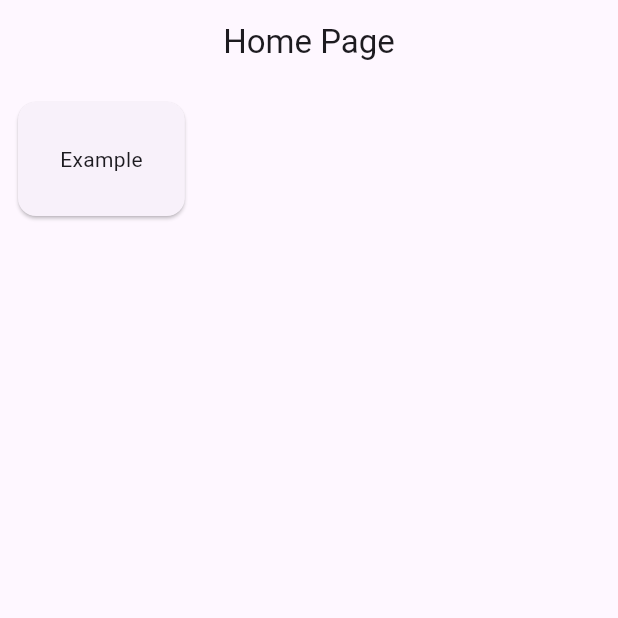
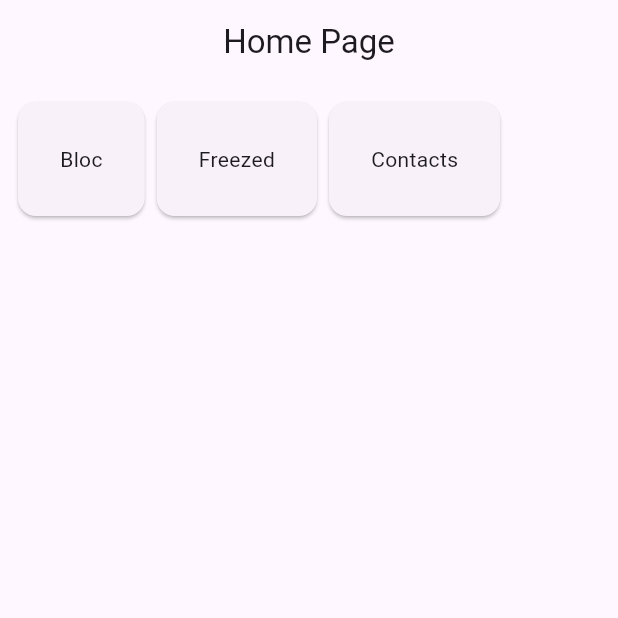
Before and after one commit to ricardoemerson/contacts_bloc, a Flutter app: the screen it shows after launch, on a phone screen of 412 x 824 dp, the top half of it. Run offline on Flutter 3.47's test engine with Material 2 defaults, Android fonts, the phone set to English and light mode, and no system bars; our stand-ins replace bloc, flutter_bloc, freezed_annotation.

Commit message:
feat: criar exemplo de lista de contatos usando bloc com freezed

```diff
--- a/lib/features/bloc_example/bloc/example_bloc.dart
+++ b/lib/features/bloc_example/bloc/example_bloc.dart
@@ -9,8 +9,8 @@ part 'example_state.dart';
 class ExampleBloc extends Bloc<ExampleEvent, ExampleState> {
   ExampleBloc() : super(ExampleInitial()) {
     on<ExampleFindNameEvent>(_findNames);
+    on<ExampleAddNameEvent>(_addName);
     on<ExampleRemoveNameEvent>(_removeName);
-    on<ExampleAddNameEvent>(_addName);
   }
 
   FutureOr<void> _findNames(ExampleFindNameEvent event, Emitter<ExampleState> emit) async {
--- /dev/null
+++ b/lib/features/freezed_example/bloc/freezed_bloc.dart
@@ -0,0 +1,58 @@
+import 'dart:async';
+
+import 'package:bloc/bloc.dart';
+import 'package:freezed_annotation/freezed_annotation.dart';
+
+part 'freezed_bloc.freezed.dart';
+part 'freezed_event.dart';
+part 'freezed_state.dart';
+
+class FreezedBloc extends Bloc<FreezedEvent, FreezedState> {
+  FreezedBloc() : super(const FreezedState.initial()) {
+    on<_FreezedFindNamesEvent>(_findNames);
+    on<_FreezedAddNameEvent>(_addName);
+    on<_FreezedRemoveNameEvent>(_removeName);
+  }
+
+  FutureOr<void> _findNames(
+    _FreezedFindNamesEvent event,
+    Emitter<FreezedState> emit,
+  ) async {
+    emit(const FreezedState.loading());
+
+    final names = ['Ricardo Emerson', 'Academia do Flutter', 'Dart', 'Flutter', 'Bloc'];
+
+    await Future.delayed(const Duration(seconds: 2));
+
+    emit(FreezedState.data(names: names));
+  }
+
+  Future<FutureOr<void>> _addName(_FreezedAddNameEvent event, Emitter<FreezedState> emit) async {
+    // final names = state.maybeWhen(
+    //   data: (names) => [...names, event.name],
+    //   orElse: () => <String>[event.name],
+    // );
+
+    final names = state.maybeWhen(
+      data: (names) => names,
+      orElse: () => <String>[event.name],
+    );
+
+    emit(FreezedState.showBanner(names: names, message: 'Aguarde, nome sendo inserido!'));
+
+    await Future.delayed(const Duration(seconds: 2));
+
+    final newNames = [...names, event.name];
+
+    emit(FreezedState.data(names: newNames));
+  }
+
+  FutureOr<void> _removeName(_FreezedRemoveNameEvent event, Emitter<FreezedState> emit) {
+    final names = state.maybeWhen(
+      data: (names) => names.where((element) => element != event.name).toList(),
+      orElse: () => <String>[],
+    );
+
+    emit(FreezedState.data(names: names));
+  }
+}
--- /dev/null
+++ b/lib/features/freezed_example/bloc/freezed_event.dart
@@ -0,0 +1,8 @@
+part of 'freezed_bloc.dart';
+
+@freezed
+class FreezedEvent with _$FreezedEvent {
+  const factory FreezedEvent.findNames() = _FreezedFindNamesEvent;
+  const factory FreezedEvent.addName(String name) = _FreezedAddNameEvent;
+  const factory FreezedEvent.removeName(String name) = _FreezedRemoveNameEvent;
+}
--- /dev/null
+++ b/lib/features/freezed_example/bloc/freezed_state.dart
@@ -0,0 +1,12 @@
+part of 'freezed_bloc.dart';
+
+@freezed
+class FreezedState with _$FreezedState {
+  const factory FreezedState.initial() = _FreezedInitial;
+  const factory FreezedState.loading() = _FreezedLoading;
+  const factory FreezedState.showBanner({
+    required List<String> names,
+    required String message,
+  }) = _FreezedShowBanner;
+  const factory FreezedState.data({required List<String> names}) = _FreezedData;
+}
--- a/lib/home/home_page.dart
+++ b/lib/home/home_page.dart
@@ -17,11 +17,29 @@ class HomePage extends StatelessWidget {
           child: Wrap(
             children: [
               GestureDetector(
-                onTap: () => Navigator.pushNamed(context, '/bloc/example'),
+                onTap: () => Navigator.pushNamed(context, '/bloc'),
                 child: const Card(
                   child: Padding(
                     padding: EdgeInsets.all(28.0),
-                    child: Text('Example'),
+                    child: Text('Bloc'),
+                  ),
+                ),
+              ),
+              GestureDetector(
+                onTap: () => Navigator.pushNamed(context, '/freezed'),
+                child: const Card(
+                  child: Padding(
+                    padding: EdgeInsets.all(28.0),
+                    child: Text('Freezed'),
+                  ),
+                ),
+              ),
+              GestureDetector(
+                onTap: () => Navigator.pushNamed(context, '/contacts/list'),
+                child: const Card(
+                  child: Padding(
+                    padding: EdgeInsets.all(28.0),
+                    child: Text('Contacts'),
                   ),
                 ),
               ),
--- a/lib/main.dart
+++ b/lib/main.dart
@@ -3,6 +3,9 @@ import 'package:flutter_bloc/flutter_bloc.dart';
 
 import 'features/bloc_example/bloc/example_bloc.dart';
 import 'features/bloc_example/bloc_example_page.dart';
+import 'features/contacts/contacts_list/contacts_list_page.dart';
+import 'features/freezed_example/bloc/freezed_bloc.dart';
+import 'features/freezed_example/freezed_example_page.dart';
 import 'home/home_page.dart';
 
 void main() {
@@ -22,10 +25,15 @@ class MyApp extends StatelessWidget {
       ),
       home: const HomePage(),
       routes: {
-        '/bloc/example': (context) => BlocProvider(
+        '/bloc': (context) => BlocProvider(
               create: (context) => ExampleBloc()..add(ExampleFindNameEvent()),
               child: const BlocExamplePage(),
             ),
+        '/freezed': (context) => BlocProvider(
+              create: (context) => FreezedBloc()..add(const FreezedEvent.findNames()),
+              child: const FreezedExamplePage(),
+            ),
+        '/contacts/list': (context) => const ContactsListPage(),
       },
     );
   }
```
Also changed, not shown: lib/features/contacts/contacts_list/contacts_list_page.dart (added, +21 -0 lines), lib/features/freezed_example/freezed_example_page.dart (added, +80 -0 lines), lib/features/freezed_example/bloc/freezed_bloc.freezed.dart (added), 2 other files.
